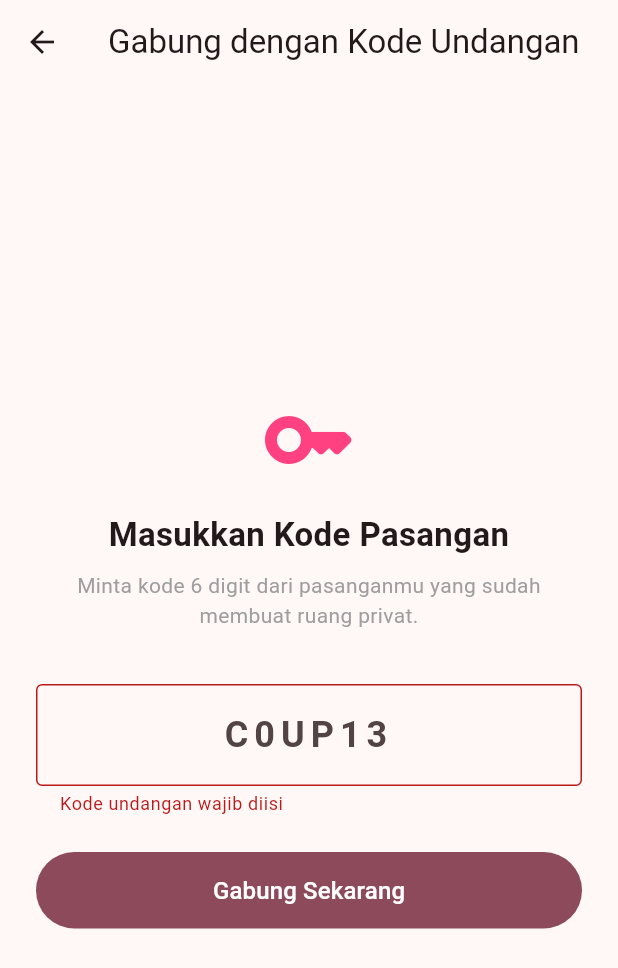
After one commit to Jimsipelaut/PUFLUV-APPS, a Flutter app: the JoinCoupleScreen screen opened directly, after a tap on "Gabung Sekarang", on a phone screen of 412 x 824 dp. The commit adds this screen. Shown: the top 968 px of the screen. Run offline on Flutter 3.47's test engine with Material 3 defaults, Android fonts, the phone set to English and light mode, and no system bars; our stand-ins replace cloud_firestore, firebase_auth, firebase_core; accounts and stored records are empty.

Commit message:
feat(couple): implement Phase 5 Couple Setup (CoupleModel, CoupleRepository, CoupleProvider, Create/Join screens, Firestore security rules, and tests)

```diff
--- /dev/null
+++ b/lib/data/model/couple_model.dart
@@ -0,0 +1,54 @@
+import 'package:cloud_firestore/cloud_firestore.dart';
+
+class CoupleModel {
+  final String coupleId;
+  final String memberA;
+  final String memberB;
+  final String inviteCode;
+  final Timestamp createdAt;
+
+  CoupleModel({
+    required this.coupleId,
+    required this.memberA,
+    required this.memberB,
+    required this.inviteCode,
+    required this.createdAt,
+  });
+
+  bool get isFull => memberA.isNotEmpty && memberB.isNotEmpty;
+
+  factory CoupleModel.fromMap(String coupleId, Map<String, dynamic> data) {
+    return CoupleModel(
+      coupleId: coupleId,
+      memberA: data['memberA'] as String? ?? '',
+      memberB: data['memberB'] as String? ?? '',
+      inviteCode: data['inviteCode'] as String? ?? '',
+      createdAt: data['createdAt'] as Timestamp? ?? Timestamp.now(),
+    );
+  }
+
+  Map<String, dynamic> toMap() {
+    return {
+      'memberA': memberA,
+      'memberB': memberB,
+      'inviteCode': inviteCode,
+      'createdAt': createdAt,
+    };
+  }
+
+  CoupleModel copyWith({
+    String? coupleId,
+    String? memberA,
+    String? memberB,
+    String? inviteCode,
+    Timestamp? createdAt,
+  }) {
+    return CoupleModel(
+      coupleId: coupleId ?? this.coupleId,
+      memberA: memberA ?? this.memberA,
+      memberB: memberB ?? this.memberB,
+      inviteCode: inviteCode ?? this.inviteCode,
+      createdAt: createdAt ?? this.createdAt,
+    );
+  }
+}
--- /dev/null
+++ b/lib/ui/couple/join_couple_screen.dart
@@ -0,0 +1,155 @@
+import 'package:flutter/material.dart';
+import 'package:provider/provider.dart';
+import '../auth/auth_provider.dart';
+import '../home/home_screen.dart';
+import 'couple_provider.dart';
+
+class JoinCoupleScreen extends StatefulWidget {
+  const JoinCoupleScreen({super.key});
+
+  @override
+  State<JoinCoupleScreen> createState() => _JoinCoupleScreenState();
+}
+
+class _JoinCoupleScreenState extends State<JoinCoupleScreen> {
+  final _formKey = GlobalKey<FormState>();
+  final _codeController = TextEditingController();
+
+  @override
+  void dispose() {
+    _codeController.dispose();
+    super.dispose();
+  }
+
+  Future<void> _handleJoin() async {
+    if (!_formKey.currentState!.validate()) return;
+
+    final authProvider = Provider.of<AuthProvider>(context, listen: false);
+    final coupleProvider = Provider.of<CoupleProvider>(context, listen: false);
+    final user = authProvider.user;
+
+    if (user == null) return;
+
+    final success = await coupleProvider.joinCouple(
+      user,
+      _codeController.text,
+    );
+
+    if (!mounted) return;
+
+    if (success) {
+      await authProvider.checkAuthSession();
+      if (!mounted) return;
+
+      Navigator.of(context).pushAndRemoveUntil(
+        MaterialPageRoute(builder: (_) => const HomeScreen()),
+        (route) => false,
+      );
+
+      ScaffoldMessenger.of(context).showSnackBar(
+        const SnackBar(
+          content: Text('Berhasil terhubung dengan pasangan!'),
+          backgroundColor: Colors.green,
+        ),
+      );
+    } else {
+      ScaffoldMessenger.of(context).showSnackBar(
+        SnackBar(
+          content: Text(coupleProvider.errorMessage ?? 'Gagal bergabung dengan couple'),
+          backgroundColor: Colors.redAccent,
+        ),
+      );
+    }
+  }
+
+  @override
+  Widget build(BuildContext context) {
+    final coupleProvider = Provider.of<CoupleProvider>(context);
+
+    return Scaffold(
+      appBar: AppBar(
+        title: const Text('Gabung dengan Kode Undangan'),
+      ),
+      body: SafeArea(
+        child: Center(
+          child: SingleChildScrollView(
+            padding: const EdgeInsets.all(24.0),
+            child: Form(
+              key: _formKey,
+              child: Column(
+                mainAxisAlignment: MainAxisAlignment.center,
+                crossAxisAlignment: CrossAxisAlignment.stretch,
+                children: [
+                  const Icon(
+                    Icons.key_rounded,
+                    color: Colors.pinkAccent,
+                    size: 64,
+                  ),
+                  const SizedBox(height: 16),
+                  const Text(
+                    'Masukkan Kode Pasangan',
+                    textAlign: TextAlign.center,
+                    style: TextStyle(
+                      fontSize: 22,
+                      fontWeight: FontWeight.bold,
+                    ),
+                  ),
+                  const SizedBox(height: 8),
+                  const Text(
+                    'Minta kode 6 digit dari pasanganmu yang sudah membuat ruang privat.',
+                    textAlign: TextAlign.center,
+                    style: TextStyle(color: Colors.grey),
+                  ),
+                  const SizedBox(height: 36),
+                  TextFormField(
+                    controller: _codeController,
+                    textCapitalization: TextCapitalization.characters,
+                    textAlign: TextAlign.center,
+                    style: const TextStyle(
+                      fontSize: 24,
+                      fontWeight: FontWeight.bold,
+                      letterSpacing: 4,
+                    ),
+                    decoration: const InputDecoration(
+                      hintText: 'C0UP13',
+                      border: OutlineInputBorder(),
+                    ),
+                    validator: (val) {
+                      if (val == null || val.trim().isEmpty) {
+                        return 'Kode undangan wajib diisi';
+                      }
+                      if (val.trim().length < 4) {
+                        return 'Kode undangan tidak valid';
+                      }
+                      return null;
+                    },
+                  ),
+                  const SizedBox(height: 24),
+                  FilledButton(
+                    onPressed: coupleProvider.isLoading ? null : _handleJoin,
+                    style: FilledButton.styleFrom(
+                      padding: const EdgeInsets.symmetric(vertical: 14),
+                    ),
+                    child: coupleProvider.isLoading
+                        ? const SizedBox(
+                            height: 20,
+                            width: 20,
+                            child: CircularProgressIndicator(
+                              strokeWidth: 2,
+                              color: Colors.white,
+                            ),
+                          )
+                        : const Text(
+                            'Gabung Sekarang',
+                            style: TextStyle(fontSize: 16),
+                          ),
+                  ),
+                ],
+              ),
+            ),
+          ),
+        ),
+      ),
+    );
+  }
+}
```
Also changed, not shown: lib/data/repository/couple_repository.dart (added, +112 -0 lines), lib/ui/couple/couple_provider.dart (added, +91 -0 lines), lib/ui/couple/couple_setup_screen.dart (+106 -17 lines), 3 other files.
